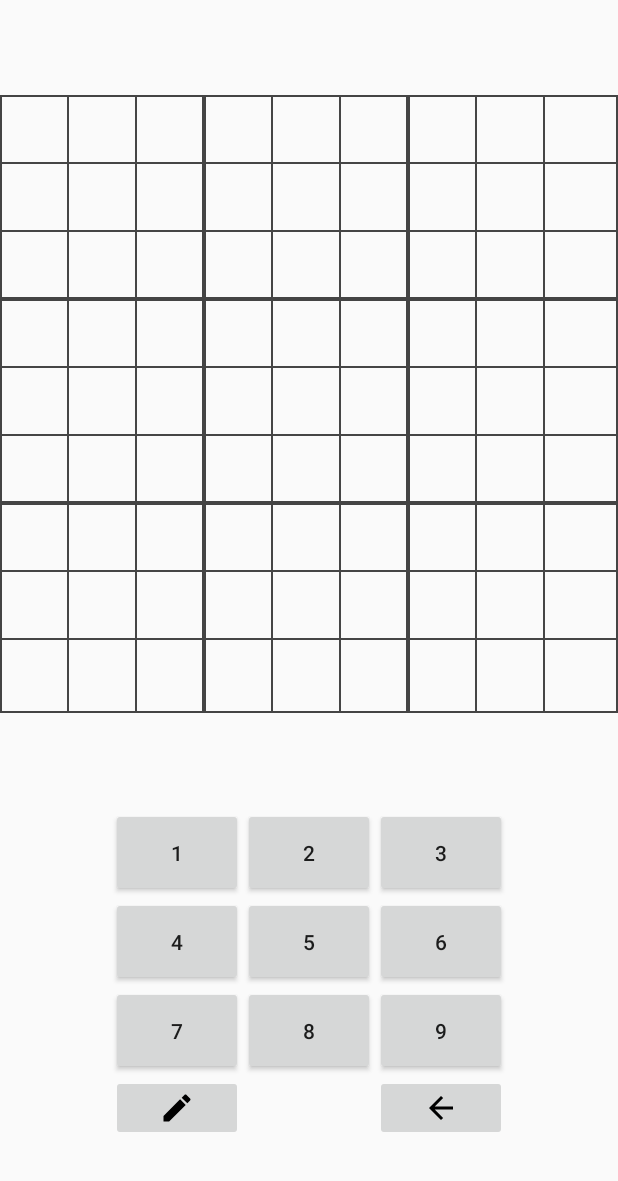
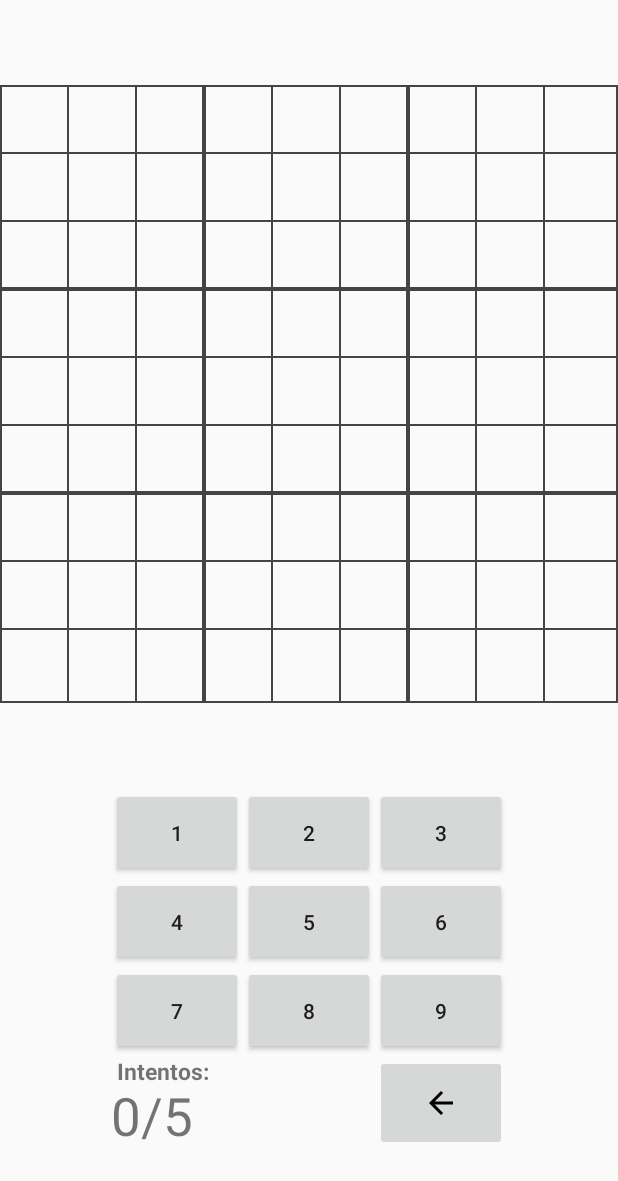
Before and after one commit to TheB0x/sudoku-ud, an Android app: the layout activity_main.xml on its own in the app's theme, with its tools: preview values and no code run, on a phone screen of 412 x 824 dp. Shown: the top 1181 px of the screen. Run offline under Robolectric (Android 15) with nearby library versions, the phone set to English and light mode, and no system bars.

Commit message:
Se agregó un contador de intentos erroneos

```diff
--- a/app/src/main/AndroidManifest.xml
+++ b/app/src/main/AndroidManifest.xml
@@ -2,6 +2,7 @@
 <manifest xmlns:android="http://schemas.android.com/apk/res/android"
           xmlns:tools="http://schemas.android.com/tools">
 
+    <uses-permission android:name="android.permission.VIBRATE" />
     <application
             android:allowBackup="true"
             android:dataExtractionRules="@xml/data_extraction_rules"
--- a/app/src/main/java/com/componentes/sudoku/viewmodel/PlaySudokuViewModel.kt
+++ b/app/src/main/java/com/componentes/sudoku/viewmodel/PlaySudokuViewModel.kt
@@ -1,5 +1,6 @@
 package com.componentes.sudoku.viewmodel
 
+import androidx.lifecycle.LiveData
 import androidx.lifecycle.ViewModel
 import com.componentes.sudoku.model.SudokuModel
 
--- a/app/src/main/res/layout/activity_main.xml
+++ b/app/src/main/res/layout/activity_main.xml
@@ -10,7 +10,6 @@
             android:id="@+id/BoardView"
             android:layout_width="match_parent"
             android:layout_height="500dp"
-
             app:layout_constraintBottom_toTopOf="@+id/buttonsLayout"
             app:layout_constraintTop_toTopOf="parent"
             android:padding="2dp"
@@ -39,6 +38,8 @@
                 android:layout_row="0"
                 android:layout_column="0"
                 android:padding="20dp"
+            android:tag="1"
+            android:onClick="onNumberButtonClicked"
         />
         <Button
                 android:id="@+id/TwoBtn"
@@ -48,6 +49,8 @@
                 android:layout_row="0"
                 android:layout_column="1"
                 android:padding="20dp"
+            android:tag="2"
+            android:onClick="onNumberButtonClicked"
         />
         <Button
                 android:id="@+id/ThreeBtn"
@@ -57,6 +60,8 @@
                 android:layout_row="0"
                 android:layout_column="2"
                 android:padding="20dp"
+            android:tag="3"
+            android:onClick="onNumberButtonClicked"
         />
         <Button
                 android:id="@+id/FourBtn"
@@ -66,6 +71,8 @@
                 android:layout_row="1"
                 android:layout_column="0"
                 android:padding="20dp"
+            android:tag="4"
+            android:onClick="onNumberButtonClicked"
         />
         <Button
                 android:id="@+id/FiveBtn"
@@ -75,6 +82,8 @@
                 android:layout_row="1"
                 android:layout_column="1"
                 android:padding="20dp"
+            android:tag="5"
+            android:onClick="onNumberButtonClicked"
         />
         <Button
                 android:id="@+id/SixBtn"
@@ -84,6 +93,8 @@
                 android:layout_row="1"
                 android:layout_column="2"
                 android:padding="20dp"
+            android:tag="6"
+            android:onClick="onNumberButtonClicked"
         />
         <Button
                 android:id="@+id/SevenBtn"
@@ -93,6 +104,8 @@
                 android:layout_row="2"
                 android:layout_column="0"
                 android:padding="20dp"
+            android:tag="7"
+            android:onClick="onNumberButtonClicked"
         />
         <Button
                 android:id="@+id/EightBtn"
@@ -102,6 +115,8 @@
                 android:layout_row="2"
                 android:layout_column="1"
                 android:padding="20dp"
+            android:tag="8"
+            android:onClick="onNumberButtonClicked"
         />
         <Button
                 android:id="@+id/NineBtn"
@@ -111,8 +126,11 @@
                 android:layout_row="2"
                 android:layout_column="2"
                 android:padding="20dp"
+            android:tag="9"
+            android:onClick="onNumberButtonClicked"
         />
 
+        <!--
         <ImageButton
             android:id="@+id/notesButton"
             android:layout_width="88dp"
@@ -120,6 +138,29 @@
             android:layout_row="3"
             android:layout_column="0"
             android:src="@drawable/edit_pen_black" />
+        -->
+        <TextView
+            android:id="@+id/txtLabelIntentos"
+            android:layout_width="wrap_content"
+            android:layout_height="wrap_content"
+            android:text=" Intentos:"
+            android:textSize="15dp"
+            android:textStyle="bold"
+            android:layout_row="3"
+            android:layout_column="0"
+            />
+
+        <TextView
+            android:id="@+id/txtIntentos"
+            android:layout_width="wrap_content"
+            android:layout_height="wrap_content"
+            android:layout_row="3"
+            android:layout_column="0"
+            android:layout_gravity="bottom"
+            android:text="0/5"
+            android:textSize="35dp"
+            />
+
 
         <ImageButton
             android:id="@+id/deleteButton"
@@ -127,7 +168,10 @@
             android:layout_height="wrap_content"
             android:layout_row="3"
             android:layout_column="2"
+            android:padding="20dp"
             android:src="@drawable/delete_black" />
+
+
 
 
     </GridLayout>
```
Also changed, not shown: app/src/main/java/com/componentes/sudoku/model/Difficulty.kt (added, +7 -0 lines), app/src/main/java/com/componentes/sudoku/model/SudokuModel.kt (+96 -60 lines), app/src/main/java/com/componentes/sudoku/model/SudokuUtils.kt (+22 -25 lines), app/src/main/java/com/componentes/sudoku/view/MainActivity.kt (+67 -7 lines).
